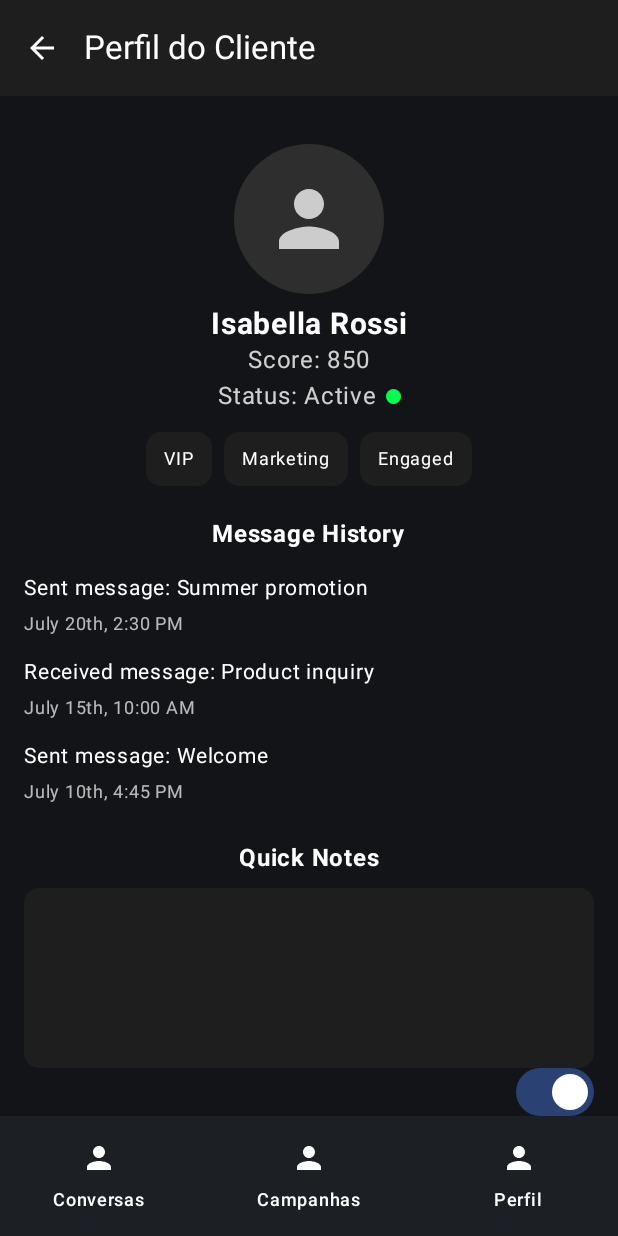
After one commit to RaphaelSouzaFranco/WTC-Challenge, an Android app built with Jetpack Compose: the composable ProfileScreen called with empty values, on a phone screen of 412 x 824 dp. The commit adds this screen. Run offline under Robolectric (Android 15) with nearby library versions, the phone set to English and light mode, and no system bars.

Commit message:
pagina profile

```diff
--- a/app/src/main/java/com/example/wtcchallenge/MainActivity.kt
+++ b/app/src/main/java/com/example/wtcchallenge/MainActivity.kt
@@ -51,6 +51,4 @@ fun WTCApp(modifier: Modifier = Modifier) {
         }
     }
 
-
-
     }
--- /dev/null
+++ b/app/src/main/java/com/example/wtcchallenge/composables/ProfileScreen.kt
@@ -0,0 +1,202 @@
+package com.example.wtcchallenge.composables
+
+import androidx.compose.foundation.background
+import androidx.compose.foundation.layout.*
+import androidx.compose.foundation.shape.CircleShape
+import androidx.compose.foundation.shape.RoundedCornerShape
+import androidx.compose.foundation.text.BasicTextField
+import androidx.compose.material.icons.Icons
+import androidx.compose.material.icons.filled.ArrowBack
+import androidx.compose.material.icons.filled.Person
+import androidx.compose.material3.*
+import androidx.compose.runtime.*
+import androidx.compose.ui.Alignment
+import androidx.compose.ui.Modifier
+import androidx.compose.ui.draw.clip
+import androidx.compose.ui.graphics.Color
+import androidx.compose.ui.text.TextStyle
+import androidx.compose.ui.text.font.FontWeight
+import androidx.compose.ui.tooling.preview.Preview
+import androidx.compose.ui.unit.dp
+import androidx.compose.ui.unit.sp
+import androidx.navigation.NavController
+import androidx.navigation.compose.rememberNavController
+import com.example.wtcchallenge.ui.theme.WTCChallengeTheme
+import com.example.wtcchallenge.composables.BottomNavigationBar
+
+@OptIn(ExperimentalMaterial3Api::class)
+@Composable
+fun ProfileScreen(navController: NavController, currentRoute: String) {
+    var darkMode by remember { mutableStateOf(true) }
+    val backgroundColor = if (darkMode) Color(0xFF121212) else Color(0xFFFFFFFF)
+    val textColor = if (darkMode) Color.White else Color.Black
+    val secondaryColor = if (darkMode) Color(0xFF1E1E1E) else Color(0xFFF3F3F3)
+
+    Scaffold(
+        topBar = {
+            TopAppBar(
+                title = { Text("Perfil do Cliente", color = textColor) },
+                navigationIcon = {
+                    IconButton(onClick = { /* TODO: ação de voltar */ }) {
+                        Icon(
+                            Icons.Default.ArrowBack,
+                            contentDescription = "Voltar",
+                            tint = textColor
+                        )
+                    }
+                },
+                colors = TopAppBarDefaults.topAppBarColors(containerColor = secondaryColor)
+            )
+        },
+        bottomBar = {
+            BottomNavigationBar(
+                navController = navController,
+                currentRoute = currentRoute
+            )
+        },
+        containerColor = backgroundColor
+    ) { paddingValues ->
+        ProfileContent(
+            modifier = Modifier.padding(paddingValues),
+            darkMode = darkMode,
+            textColor = textColor,
+            secondaryColor = secondaryColor,
+            onToggleDarkMode = { darkMode = !darkMode }
+        )
+    }
+}
+
+@Composable
+fun ProfileContent(
+    modifier: Modifier = Modifier,
+    darkMode: Boolean,
+    textColor: Color,
+    secondaryColor: Color,
+    onToggleDarkMode: () -> Unit
+) {
+    var notes by remember { mutableStateOf("") }
+
+    Column(
+        modifier = modifier
+            .fillMaxSize()
+            .background(Color(0xFF121417))
+            .padding(16.dp),
+        horizontalAlignment = Alignment.CenterHorizontally
+    ) {
+        Spacer(modifier = Modifier.height(16.dp))
+
+        // Foto de perfil
+        Box(
+            modifier = Modifier
+                .size(100.dp)
+                .clip(CircleShape)
+                .background(Color(0xFF2E2E2E)),
+            contentAlignment = Alignment.Center
+        ) {
+            Icon(
+                imageVector = Icons.Default.Person,
+                contentDescription = null,
+                tint = Color.LightGray,
+                modifier = Modifier.size(60.dp)
+            )
+        }
+
+        Spacer(modifier = Modifier.height(8.dp))
+        Text("Isabella Rossi", color = textColor, fontWeight = FontWeight.Bold, fontSize = 20.sp)
+        Text("Score: 850", color = textColor.copy(alpha = 0.8f))
+        Row(verticalAlignment = Alignment.CenterVertically) {
+            Text("Status: Active", color = textColor.copy(alpha = 0.8f))
+            Box(
+                modifier = Modifier
+                    .padding(start = 6.dp)
+                    .size(10.dp)
+                    .clip(CircleShape)
+                    .background(Color(0xFF00FF4C))
+            )
+        }
+
+        Spacer(modifier = Modifier.height(12.dp))
+
+        // Tags
+        Row(horizontalArrangement = Arrangement.spacedBy(8.dp)) {
+            TagItem("VIP", secondaryColor, textColor)
+            TagItem("Marketing", secondaryColor, textColor)
+            TagItem("Engaged", secondaryColor, textColor)
+        }
+
+        Spacer(modifier = Modifier.height(20.dp))
+        Text("Message History", color = textColor, fontWeight = FontWeight.Bold, fontSize = 16.sp)
+
+        Spacer(modifier = Modifier.height(8.dp))
+        MessageItem("Sent message: Summer promotion", "July 20th, 2:30 PM", textColor)
+        MessageItem("Received message: Product inquiry", "July 15th, 10:00 AM", textColor)
+        MessageItem("Sent message: Welcome", "July 10th, 4:45 PM", textColor)
+
+        Spacer(modifier = Modifier.height(16.dp))
+        Text("Quick Notes", color = textColor, fontWeight = FontWeight.Bold, fontSize = 16.sp)
+
+        Spacer(modifier = Modifier.height(8.dp))
+        Box(
+            modifier = Modifier
+                .fillMaxWidth()
+                .height(120.dp)
+                .background(secondaryColor, RoundedCornerShape(10.dp))
+                .padding(8.dp)
+        ) {
+            BasicTextField(
+                value = notes,
+                onValueChange = { notes = it },
+                textStyle = TextStyle(color = textColor, fontSize = 14.sp),
+                modifier = Modifier.fillMaxSize()
+
+
+            )
+        }
+
+        Spacer(modifier = Modifier.height(16.dp))
+        Row(
+            modifier = Modifier.fillMaxWidth(),
+            horizontalArrangement = Arrangement.SpaceBetween,
+            verticalAlignment = Alignment.CenterVertically
+        ) {
+            Text("Dark Mode", color = textColor)
+            Switch(
+                checked = darkMode,
+                onCheckedChange = { onToggleDarkMode() },
+                colors = SwitchDefaults.colors(checkedThumbColor = Color.White)
+            )
+        }
+    }
+}
+
+@Composable
+fun TagItem(text: String, background: Color, textColor: Color) {
+    Box(
+        modifier = Modifier
+            .background(background, RoundedCornerShape(10.dp))
+            .padding(horizontal = 12.dp, vertical = 6.dp)
+    ) {
+        Text(text, color = textColor, fontSize = 12.sp)
+    }
+}
+
+@Composable
+fun MessageItem(title: String, time: String, color: Color) {
+    Column(
+        modifier = Modifier
+            .fillMaxWidth()
+            .padding(vertical = 4.dp)
+    ) {
+        Text(title, color = color, fontSize = 14.sp)
+        Text(time, color = color.copy(alpha = 0.7f), fontSize = 12.sp)
+    }
+}
+
+@Preview(showBackground = true)
+@Composable
+fun ProfileScreenPreview() {
+    WTCChallengeTheme {
+        val navController = rememberNavController()
+        ProfileScreen(navController = navController, currentRoute = "profile")
+    }
+}
```
